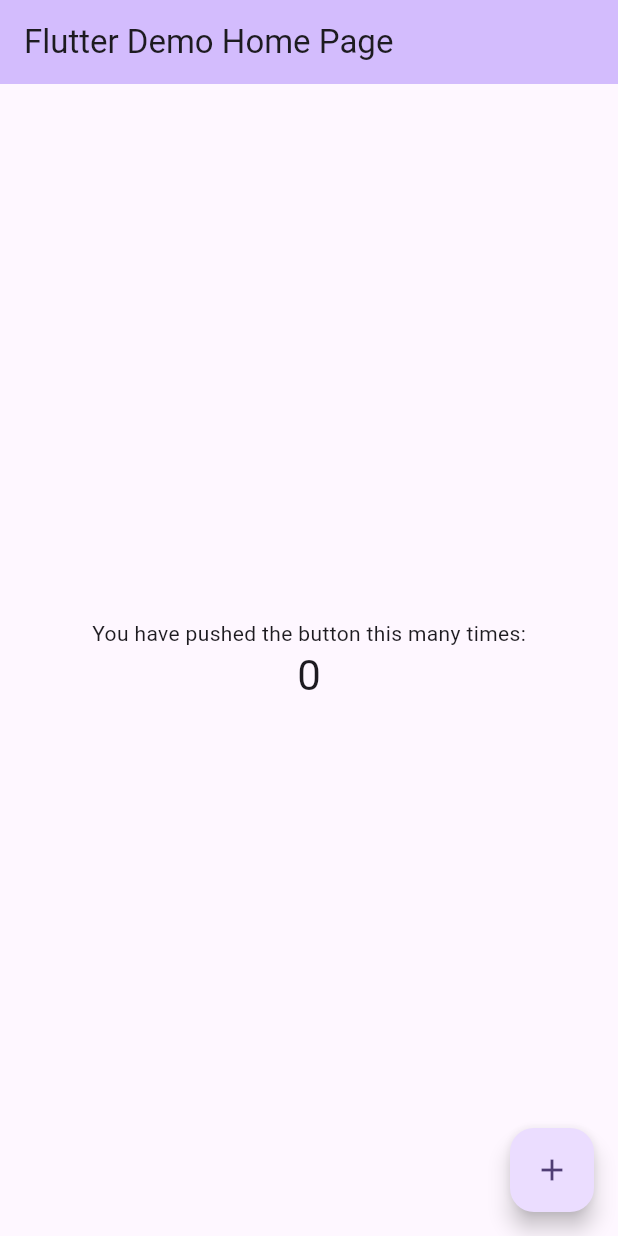
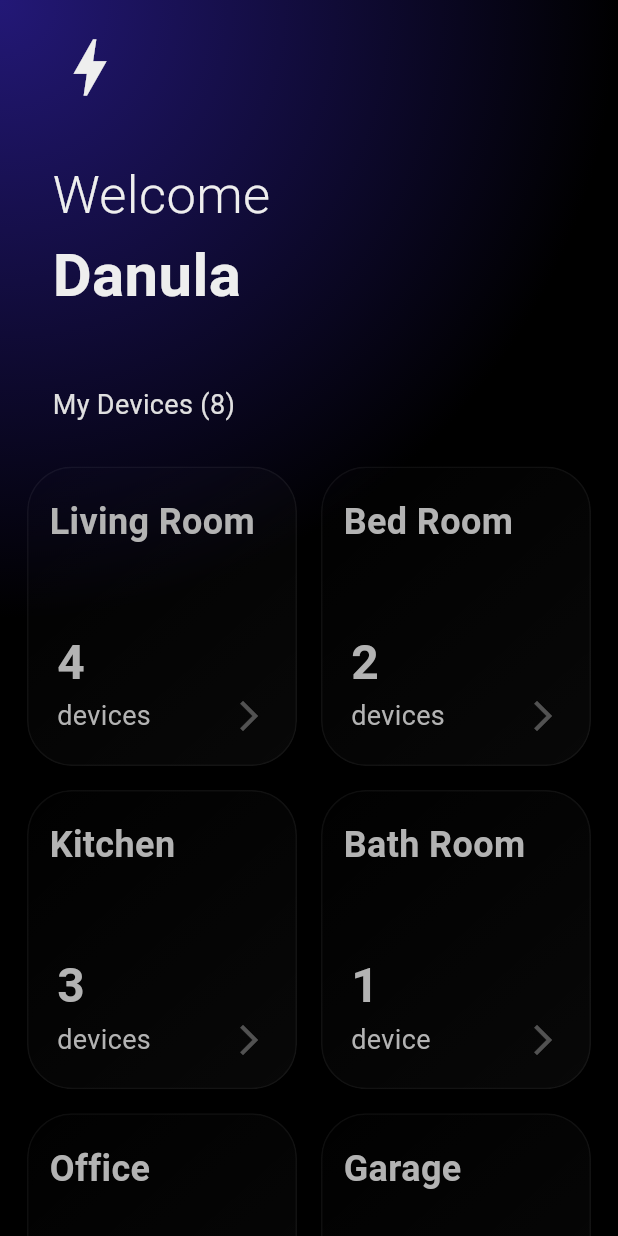
Before and after one commit to danula-rathnayaka/smart-home-app, a Flutter app: the screen it shows after launch, on a phone screen of 412 x 824 dp. Run offline on Flutter 3.47's test engine with Material 3 defaults, Android fonts, the phone set to English and light mode, and no system bars.

Commit message:
Created Home Screen

```diff
--- a/lib/main.dart
+++ b/lib/main.dart
@@ -1,4 +1,5 @@
 import 'package:flutter/material.dart';
+import 'package:smart_home/screens/home_screen.dart';
 
 void main() {
   runApp(const MyApp());
@@ -7,119 +8,14 @@
 class MyApp extends StatelessWidget {
   const MyApp({super.key});
 
-  // This widget is the root of your application.
   @override
   Widget build(BuildContext context) {
     return MaterialApp(
-      title: 'Flutter Demo',
-      theme: ThemeData(
-        // This is the theme of your application.
-        //
-        // TRY THIS: Try running your application with "flutter run". You'll see
-        // the application has a purple toolbar. Then, without quitting the app,
-        // try changing the seedColor in the colorScheme below to Colors.green
-        // and then invoke "hot reload" (save your changes or press the "hot
-        // reload" button in a Flutter-supported IDE, or press "r" if you used
-        // the command line to start the app).
-        //
-        // Notice that the counter didn't reset back to zero; the application
-        // state is not lost during the reload. To reset the state, use hot
-        // restart instead.
-        //
-        // This works for code too, not just values: Most code changes can be
-        // tested with just a hot reload.
-        colorScheme: ColorScheme.fromSeed(seedColor: Colors.deepPurple),
-        useMaterial3: true,
-      ),
-      home: const MyHomePage(title: 'Flutter Demo Home Page'),
-    );
+        title: 'Flutter Demo',
+        theme: ThemeData(
+          colorScheme: ColorScheme.fromSeed(seedColor: Colors.deepPurple),
+          useMaterial3: true,
+        ),
+        home: const HomeScreen());
   }
 }
-
-class MyHomePage extends StatefulWidget {
-  const MyHomePage({super.key, required this.title});
-
-  // This widget is the home page of your application. It is stateful, meaning
-  // that it has a State object (defined below) that contains fields that affect
-  // how it looks.
-
-  // This class is the configuration for the state. It holds the values (in this
-  // case the title) provided by the parent (in this case the App widget) and
-  // used by the build method of the State. Fields in a Widget subclass are
-  // always marked "final".
-
-  final String title;
-
-  @override
-  State<MyHomePage> createState() => _MyHomePageState();
-}
-
-class _MyHomePageState extends State<MyHomePage> {
-  int _counter = 0;
-
-  void _incrementCounter() {
-    setState(() {
-      // This call to setState tells the Flutter framework that something has
-      // changed in this State, which causes it to rerun the build method below
-      // so that the display can reflect the updated values. If we changed
-      // _counter without calling setState(), then the build method would not be
-      // called again, and so nothing would appear to happen.
-      _counter++;
-    });
-  }
-
-  @override
-  Widget build(BuildContext context) {
-    // This method is rerun every time setState is called, for instance as done
-    // by the _incrementCounter method above.
-    //
-    // The Flutter framework has been optimized to make rerunning build methods
-    // fast, so that you can just rebuild anything that needs updating rather
-    // than having to individually change instances of widgets.
-    return Scaffold(
-      appBar: AppBar(
-        // TRY THIS: Try changing the color here to a specific color (to
-        // Colors.amber, perhaps?) and trigger a hot reload to see the AppBar
-        // change color while the other colors stay the same.
-        backgroundColor: Theme.of(context).colorScheme.inversePrimary,
-        // Here we take the value from the MyHomePage object that was created by
-        // the App.build method, and use it to set our appbar title.
-        title: Text(widget.title),
-      ),
-      body: Center(
-        // Center is a layout widget. It takes a single child and positions it
-        // in the middle of the parent.
-        child: Column(
-          // Column is also a layout widget. It takes a list of children and
-          // arranges them vertically. By default, it sizes itself to fit its
-          // children horizontally, and tries to be as tall as its parent.
-          //
-          // Column has various properties to control how it sizes itself and
-          // how it positions its children. Here we use mainAxisAlignment to
-          // center the children vertically; the main axis here is the vertical
-          // axis because Columns are vertical (the cross axis would be
-          // horizontal).
-          //
-          // TRY THIS: Invoke "debug painting" (choose the "Toggle Debug Paint"
-          // action in the IDE, or press "p" in the console), to see the
-          // wireframe for each widget.
-          mainAxisAlignment: MainAxisAlignment.center,
-          children: <Widget>[
-            const Text(
-              'You have pushed the button this many times:',
-            ),
-            Text(
-              '$_counter',
-              style: Theme.of(context).textTheme.headlineMedium,
-            ),
-          ],
-        ),
-      ),
-      floatingActionButton: FloatingActionButton(
-        onPressed: _incrementCounter,
-        tooltip: 'Increment',
-        child: const Icon(Icons.add),
-      ), // This trailing comma makes auto-formatting nicer for build methods.
-    );
-  }
-}
--- /dev/null
+++ b/lib/screens/home_screen.dart
@@ -0,0 +1,127 @@
+import 'package:flutter/material.dart';
+import 'package:smart_home/widgets/smart_device_box_widget.dart';
+
+class HomeScreen extends StatefulWidget {
+  const HomeScreen({super.key});
+
+  @override
+  State<HomeScreen> createState() => _HomeScreenState();
+}
+
+class _HomeScreenState extends State<HomeScreen> {
+  // Padding constants
+  static const horizontalPadding = 35.0;
+
+  // List of Smart Devices
+  List mySmartDevices = [
+    ["Living Room", 4],
+    ["Bed Room", 2],
+    ["Kitchen", 3],
+    ["Bath Room", 1],
+    ["Office", 5],
+    ["Garage", 2],
+    ["Dining Room", 4],
+    ["Roof Top", 1]
+  ];
+
+  @override
+  Widget build(BuildContext context) {
+    return Scaffold(
+      body: Container(
+        decoration: const BoxDecoration(
+          gradient: RadialGradient(
+            colors: [
+              Color(0xFF231877),
+              Color(0xFF000000),
+            ],
+            stops: [0.0, 1.0],
+            center: Alignment.topLeft,
+            radius: 1.0,
+          ),
+        ),
+        child: SafeArea(
+          child: Column(
+            crossAxisAlignment: CrossAxisAlignment.start,
+            children: [
+              // Custom App Bar
+              Padding(
+                padding:
+                    const EdgeInsets.symmetric(horizontal: 35, vertical: 20),
+                child: Row(
+                  mainAxisAlignment: MainAxisAlignment.spaceBetween,
+                  children: [
+                    Icon(
+                      Icons.bolt_sharp,
+                      size: 50,
+                      color: Colors.grey[200],
+                    )
+                  ],
+                ),
+              ),
+
+              const SizedBox(
+                height: 10,
+              ),
+
+              //Text Widget
+              Padding(
+                padding: const EdgeInsets.symmetric(
+                    horizontal: horizontalPadding, vertical: 5),
+                child: Column(
+                  crossAxisAlignment: CrossAxisAlignment.start,
+                  children: [
+                    Text("Welcome",
+                        style: TextStyle(
+                            fontSize: 35,
+                            color: Colors.grey[200],
+                            fontWeight: FontWeight.w300)),
+                    Text(
+                      "Danula",
+                      style: TextStyle(
+                          fontSize: 40,
+                          color: Colors.grey[200],
+                          fontWeight: FontWeight.bold),
+                    )
+                  ],
+                ),
+              ),
+
+              const SizedBox(
+                height: 40,
+              ),
+
+              // Smart Devices Grid
+              Padding(
+                padding:
+                    const EdgeInsets.symmetric(horizontal: horizontalPadding),
+                child: Padding(
+                  padding: const EdgeInsets.only(bottom: 10),
+                  child: Text(
+                    "My Devices (${mySmartDevices.length})",
+                    style: TextStyle(
+                        fontWeight: FontWeight.normal,
+                        fontSize: 18,
+                        color: Colors.grey[300]),
+                  ),
+                ),
+              ),
+
+              Expanded(
+                  child: GridView.builder(
+                itemCount: mySmartDevices.length,
+                padding: const EdgeInsets.all(10),
+                gridDelegate: const SliverGridDelegateWithFixedCrossAxisCount(
+                    crossAxisCount: 2, childAspectRatio: 1 / 1.1),
+                itemBuilder: (context, index) {
+                  return SmartDeviceBoxWidget(
+                      areaName: mySmartDevices[index][0],
+                      noDevices: mySmartDevices[index][1]);
+                },
+              )),
+            ],
+          ),
+        ),
+      ),
+    );
+  }
+}
--- /dev/null
+++ b/lib/screens/show_area_devices_screen.dart
@@ -0,0 +1,15 @@
+import 'package:flutter/material.dart';
+
+class ShowAreaDevicesScreen extends StatefulWidget {
+  const ShowAreaDevicesScreen({super.key});
+
+  @override
+  State<ShowAreaDevicesScreen> createState() => _ShowAreaDevicesScreenState();
+}
+
+class _ShowAreaDevicesScreenState extends State<ShowAreaDevicesScreen> {
+  @override
+  Widget build(BuildContext context) {
+    return const Placeholder();
+  }
+}
--- /dev/null
+++ b/lib/widgets/frosted_glass_box.dart
@@ -0,0 +1,47 @@
+import 'dart:ui';
+
+import 'package:flutter/material.dart';
+
+class FrostedGlassBox extends StatelessWidget {
+  const FrostedGlassBox({super.key, this.child});
+
+  final child;
+
+  @override
+  Widget build(BuildContext context) {
+    return ClipRRect(
+      borderRadius: BorderRadius.circular(30),
+      child: Container(
+        color: Colors.transparent,
+        child: Stack(
+          children: [
+            // Blur
+            BackdropFilter(
+              filter: ImageFilter.blur(sigmaX: 4.0, sigmaY: 4.0),
+              child: Container(),
+            ),
+
+            // Gradient
+            Container(
+              decoration: BoxDecoration(
+                  borderRadius: BorderRadius.circular(30),
+                  border: Border.all(color: Colors.white.withOpacity(0.05)),
+                  gradient: LinearGradient(
+                      begin: Alignment.topLeft,
+                      end: Alignment.bottomRight,
+                      colors: [
+                        Colors.white.withOpacity(0.005),
+                        Colors.white.withOpacity(0.03)
+                      ])),
+            ),
+
+            // Child
+            Center(
+              child: child,
+            )
+          ],
+        ),
+      ),
+    );
+  }
+}
--- /dev/null
+++ b/lib/widgets/smart_device_box_widget.dart
@@ -0,0 +1,80 @@
+import 'package:flutter/material.dart';
+import 'package:smart_home/widgets/frosted_glass_box.dart';
+
+class SmartDeviceBoxWidget extends StatelessWidget {
+  const SmartDeviceBoxWidget(
+      {super.key, required this.areaName, required this.noDevices});
+
+  final String areaName;
+  final int noDevices;
+
+  @override
+  Widget build(BuildContext context) {
+    return Padding(
+      padding: const EdgeInsets.all(8.0),
+      child: FrostedGlassBox(
+        child: Container(
+          padding: const EdgeInsets.symmetric(vertical: 20),
+          child: Column(
+            mainAxisAlignment: MainAxisAlignment.spaceBetween,
+            crossAxisAlignment: CrossAxisAlignment.start,
+            children: [
+              // Name
+              Row(
+                children: [
+                  Expanded(
+                      child: Padding(
+                    padding: const EdgeInsets.symmetric(horizontal: 15.0),
+                    child: Text(
+                      areaName,
+                      style: const TextStyle(
+                        color: Color(0xFFb3b3b3),
+                        fontWeight: FontWeight.bold,
+                        fontSize: 24,
+                      ),
+                      maxLines: 2,
+                      overflow: TextOverflow.visible,
+                    ),
+                  )),
+                ],
+              ),
+
+              Padding(
+                padding: const EdgeInsets.only(left: 20.0),
+                child: Column(
+                  crossAxisAlignment: CrossAxisAlignment.start,
+                  children: [
+                    Text(
+                      "$noDevices",
+                      style: const TextStyle(
+                          color: Color(0xFFb3b3b3),
+                          fontWeight: FontWeight.bold,
+                          fontSize: 32),
+                    ),
+                    Row(
+                      mainAxisAlignment: MainAxisAlignment.spaceBetween,
+                      children: [
+                        Text(
+                          "device${noDevices==1? '' : 's'}",
+                          style: const TextStyle(
+                              color: Color(0xFFb3b3b3),
+                              fontWeight: FontWeight.normal,
+                              fontSize: 18),
+                        ),
+
+                        Padding(
+                          padding: const EdgeInsets.only(right: 20),
+                          child: Icon(Icons.arrow_forward_ios, color: Colors.white.withOpacity(0.3),),
+                        )
+                      ],
+                    ),
+                  ],
+                ),
+              )
+            ],
+          ),
+        ),
+      ),
+    );
+  }
+}
--- a/pubspec.yaml
+++ b/pubspec.yaml
@@ -31,7 +31,6 @@ dependencies:
   flutter:
     sdk: flutter
 
-
   # The following adds the Cupertino Icons font to your application.
   # Use with the CupertinoIcons class for iOS style icons.
   cupertino_icons: ^1.0.8
@@ -59,8 +58,8 @@ flutter:
   uses-material-design: true
 
   # To add assets to your application, add an assets section, like this:
-  # assets:
-  #   - images/a_dot_burr.jpeg
+  assets:
+    - assets/icons/
   #   - images/a_dot_ham.jpeg
 
   # An image asset can refer to one or more resolution-specific "variants", see
```
Also changed, not shown: assets/icons/air-conditioner.png (added), assets/icons/fan.png (added), assets/icons/light-bulb.png (added), assets/icons/menu.png (added), assets/icons/smart-tv.png (added).
